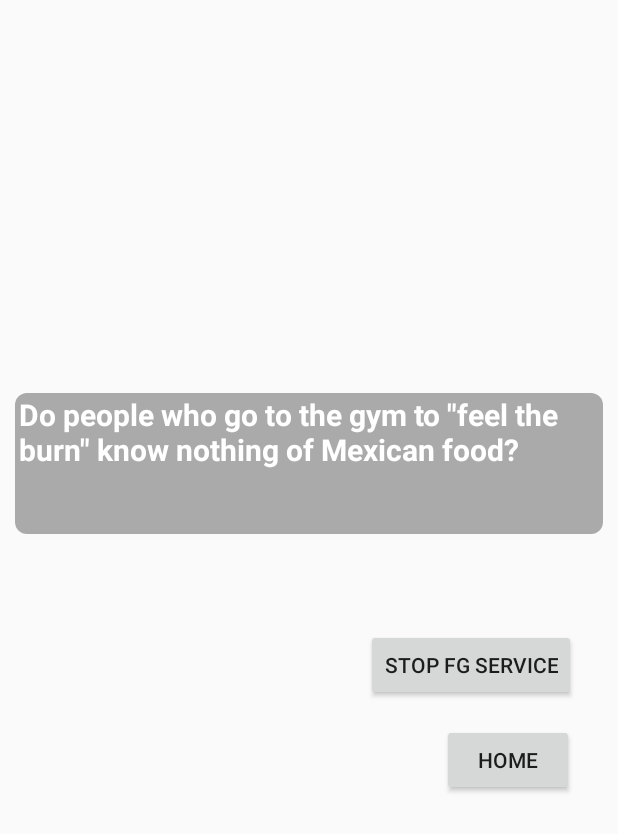
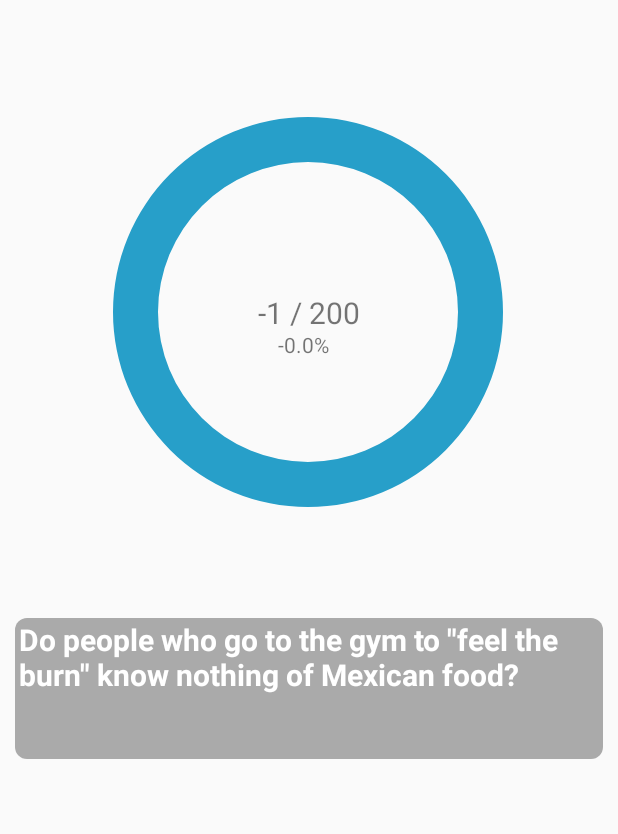
Before and after one commit to Agingalus/personalChef, an Android app: the MainActivity screen opened directly, with no data from a screen before it, on a phone screen of 412 x 824 dp, the part 402-1236 px from its top. Run offline under Robolectric (Android 15) with nearby library versions, the phone set to English and light mode, and no system bars; 1 statement that could not run was skipped.

Commit message:
added persent to progress bar, added progress bar to home screen

```diff
--- a/app/src/main/java/com/personalchef/mealplan/MainActivity.java
+++ b/app/src/main/java/com/personalchef/mealplan/MainActivity.java
@@ -5,33 +5,33 @@ import android.app.NotificationManager;
 import android.content.Intent;
 import android.os.Build;
 import android.os.Bundle;
-import android.view.LayoutInflater;
 import android.view.MenuItem;
 import android.view.View;
+import android.widget.ProgressBar;
 import android.widget.TextView;
 
-import androidx.annotation.NonNull;
 import androidx.appcompat.app.ActionBarDrawerToggle;
 import androidx.appcompat.app.AppCompatActivity;
+import androidx.appcompat.widget.Toolbar;
+import androidx.core.content.ContextCompat;
+import androidx.core.view.GravityCompat;
+import androidx.drawerlayout.widget.DrawerLayout;
 
-import androidx.core.content.ContextCompat;
-
+import com.google.android.material.navigation.NavigationView;
+import com.personalchef.mealplan.models.DatabaseHelper;
+import com.personalchef.mealplan.models.StepCalorieDetails;
 import com.personalchef.mealplan.models.User;
 import com.personalchef.mealplan.models.Utilities;
 import com.personalchef.mealplan.services.NotificationService;
 import com.personalchef.mealplan.services.StepsCalculatorService;
 
-import com.google.android.material.navigation.NavigationView;
-import androidx.appcompat.widget.Toolbar;
-import androidx.drawerlayout.widget.DrawerLayout;
-import androidx.core.view.GravityCompat;
-
-import androidx.fragment.app.Fragment;
-
 public class MainActivity extends AppCompatActivity implements NavigationView.OnNavigationItemSelectedListener  {
     public DrawerLayout drawer;
     public ActionBarDrawerToggle toggle;
     public NavigationView navView;
+    private StepCalorieDetails scDetail;
+    private int stepCount;
+
 
     @Override
     protected void onStart() {
@@ -45,7 +45,12 @@ public class MainActivity extends AppCompatActivity implements NavigationView.On
     protected void onCreate(Bundle savedInstanceState) {
         super.onCreate(savedInstanceState);
         setContentView(R.layout.activity_main);
+        DatabaseHelper helper = new DatabaseHelper(this);
+        scDetail = helper.getStepDetails();
+        scDetail.Calculate();
+        helper.close();
 
+        stepCount = scDetail.getTotalSteps();
         //Toolbar and Nav Drawer set up
         Toolbar toolbar = findViewById(R.id.toolbar);
         setSupportActionBar(toolbar);
@@ -71,6 +76,8 @@ public class MainActivity extends AppCompatActivity implements NavigationView.On
         TextView textViewjoke=findViewById(R.id.tv_textJoke);
         textViewjoke.setText(IOHelper.getJokeOfTheDay(this));
         System.out.println((u != null ? u.toString() : ""));
+        //makes the progress bar
+        populateProgress();
     }
 
 
@@ -182,6 +189,39 @@ public class MainActivity extends AppCompatActivity implements NavigationView.On
             }
         }catch (Exception ex) {}
     }
+    public  void populateProgress(){
+
+        // Retrieve Views
+        TextView stepCountV = findViewById(R.id.number_of_calories);
+        ProgressBar pieChart = findViewById(R.id.stats_progressbar);
+        TextView percentV = findViewById(R.id.percent);
+        double percent;
+
+        int progress = scDetail.getProgress();
+
+        pieChart.setProgress(progress);
+
+        Intent iin= getIntent();
+        Bundle b = iin.getExtras();
+        if(b!=null)
+        {
+            String j =(String) b.get("goal");
+            stepCountV.setText(stepCount + " / " + j);
+            int goal = Integer.parseInt(j);
+            percent = (double)stepCount/(double)goal;
+            percentV.setText(percent + "%");
+
+
+        }else{
+            stepCountV.setText(stepCount + " / " + 200);
+            percent = (double)stepCount/200;
+            percentV.setText(String.format("%.1f",percent) + "%");
+        }
+        //stepCountV.setText(stepCount + " / " + Utilities.goal);
+
+        return;
+
+    }
 
     @Override
     protected void onDestroy() {
--- a/app/src/main/java/com/personalchef/mealplan/StepCounterActivity.java
+++ b/app/src/main/java/com/personalchef/mealplan/StepCounterActivity.java
@@ -17,7 +17,6 @@ import androidx.drawerlayout.widget.DrawerLayout;
 import com.google.android.material.navigation.NavigationView;
 import com.personalchef.mealplan.models.DatabaseHelper;
 import com.personalchef.mealplan.models.StepCalorieDetails;
-import com.personalchef.mealplan.models.Utilities;
 
 import java.text.SimpleDateFormat;
 import java.util.Date;
@@ -76,6 +75,7 @@ public class StepCounterActivity extends AppCompatActivity implements Navigation
         TextView tv_aSteps = findViewById(R.id.avgSteps);
         TextView tvMiles = findViewById(R.id.tvMiles);
         ProgressBar pieChart = findViewById(R.id.stats_progressbar);
+        TextView percentV = findViewById(R.id.percent);
 
         // Set Values to text views
         String currentDate = new SimpleDateFormat("dd-MM-yyyy", Locale.getDefault()).format(new Date());
@@ -102,10 +102,20 @@ public class StepCounterActivity extends AppCompatActivity implements Navigation
         Intent iin= getIntent();
         Bundle b = iin.getExtras();
 
+        double percent;
         if(b!=null)
         {
             String j =(String) b.get("goal");
             stepCountV.setText(stepCount + " / " + j);
+            int goal = Integer.parseInt(j);
+            percent = (double)stepCount/(double)goal;
+            percentV.setText(percent + "%");
+
+
+        }else{
+            stepCountV.setText(stepCount + " / " + 200);
+            percent = (double)stepCount/200;
+            percentV.setText(String.format("%.1f",percent) + "%");
         }
 
         //stepCountV.setText(stepCount + " / " + Utilities.goal);
--- a/app/src/main/res/layout/activity_main.xml
+++ b/app/src/main/res/layout/activity_main.xml
@@ -27,17 +27,53 @@
             app:layout_constraintTop_toTopOf="parent"
             app:srcCompat="@drawable/main_logo" />
 
-        <Button
-            android:id="@+id/button2"
+    <ProgressBar
+        android:id="@+id/background_progressbar"
+        style="?android:attr/progressBarStyleHorizontal"
+        android:layout_width="300dp"
+        android:layout_height="300dp"
+        android:layout_marginTop="11dp"
+        android:layout_marginBottom="152dp"
+        android:indeterminate="false"
+        android:max="100"
+        android:progress="100"
+        android:progressDrawable="@drawable/stats_full"
+        app:layout_constraintBottom_toBottomOf="parent"
+        app:layout_constraintEnd_toEndOf="parent"
+        app:layout_constraintHorizontal_bias="0.495"
+        app:layout_constraintStart_toStartOf="parent"
+        app:layout_constraintTop_toBottomOf="@+id/imageView" />
+
+    <ProgressBar
+        android:id="@+id/stats_progressbar"
+        style="?android:attr/progressBarStyleHorizontal"
+        android:layout_width="300dp"
+        android:layout_height="300dp"
+        android:layout_marginTop="11dp"
+        android:layout_marginBottom="152dp"
+        android:indeterminate="false"
+        android:max="100"
+        android:progress="25"
+        android:progressDrawable="@drawable/stats_progress"
+        app:layout_constraintBottom_toBottomOf="parent"
+        app:layout_constraintEnd_toEndOf="parent"
+        app:layout_constraintHorizontal_bias="0.495"
+        app:layout_constraintStart_toStartOf="parent"
+
+        app:layout_constraintTop_toBottomOf="@+id/imageView"
+        app:layout_constraintVertical_bias="0.0" />
+
+    <TextView
+        android:id="@+id/number_of_calories"
         android:layout_width="wrap_content"
         android:layout_height="wrap_content"
-            android:layout_marginBottom="25dp"
-            android:onClick="onButtonClick"
-            android:text="@string/home"
-            app:layout_constraintBottom_toBottomOf="parent"
+        android:text="1500/2000"
+        android:textSize="20sp"
+        app:layout_constraintBottom_toBottomOf="@+id/background_progressbar"
         app:layout_constraintEnd_toEndOf="parent"
-            app:layout_constraintHorizontal_bias="0.91"
-            app:layout_constraintStart_toStartOf="parent" />
+        app:layout_constraintStart_toStartOf="parent"
+        app:layout_constraintTop_toTopOf="@+id/background_progressbar" />
+
 
     <TextView
         android:id="@+id/tv_textJoke"
@@ -45,7 +81,7 @@
         android:layout_height="94dp"
         android:layout_marginStart="10dp"
         android:layout_marginEnd="10dp"
-            android:layout_marginBottom="200dp"
+        android:layout_marginBottom="50dp"
         android:background="@drawable/rounded_rectangle"
         android:textColor="@color/white"
         android:textSize="20sp"
@@ -55,16 +91,21 @@
         app:layout_constraintHorizontal_bias="0.0"
         app:layout_constraintStart_toStartOf="parent" />
 
-        <Button
-            android:id="@+id/stopFgService"
-            android:layout_width="wrap_content"
-            android:layout_height="wrap_content"
-            android:layout_marginEnd="28dp"
-            android:layout_marginBottom="15dp"
-            android:onClick="stopForegroundService"
-            android:text="Stop FG SErvice"
-            app:layout_constraintBottom_toTopOf="@+id/button2"
-            app:layout_constraintEnd_toEndOf="parent" />
+    <TextView
+        android:id="@+id/percent"
+        android:layout_width="40dp"
+        android:layout_height="30dp"
+
+        android:layout_marginTop="150dp"
+        android:layout_marginBottom="108dp"
+        android:text="0%"
+        app:layout_constraintBottom_toBottomOf="@+id/background_progressbar"
+        app:layout_constraintEnd_toEndOf="parent"
+        app:layout_constraintHorizontal_bias="0.498"
+        app:layout_constraintStart_toStartOf="parent"
+
+        app:layout_constraintTop_toTopOf="@+id/background_progressbar"
+        app:layout_constraintVertical_bias="1.0" />
 
 
 </androidx.constraintlayout.widget.ConstraintLayout>
--- a/app/src/main/res/layout/activity_step_counter.xml
+++ b/app/src/main/res/layout/activity_step_counter.xml
@@ -290,7 +290,7 @@
             android:id="@+id/number_of_calories"
             android:layout_width="wrap_content"
             android:layout_height="wrap_content"
-            android:text="1500/2000"
+            android:text="/2000"
             android:textSize="20sp"
             app:layout_constraintBottom_toBottomOf="@+id/background_progressbar"
             app:layout_constraintEnd_toEndOf="parent"
@@ -307,6 +307,21 @@
             android:text="@string/home"
             app:layout_constraintBottom_toBottomOf="parent"
             app:layout_constraintEnd_toEndOf="parent" />-->
+        <TextView
+            android:id="@+id/percent"
+            android:layout_width="40dp"
+            android:layout_height="30dp"
+
+            android:layout_marginTop="150dp"
+            android:layout_marginBottom="108dp"
+            android:text="0%"
+            app:layout_constraintBottom_toBottomOf="@+id/background_progressbar"
+            app:layout_constraintEnd_toEndOf="parent"
+            app:layout_constraintHorizontal_bias="0.498"
+            app:layout_constraintStart_toStartOf="parent"
+
+            app:layout_constraintTop_toTopOf="@+id/background_progressbar"
+            app:layout_constraintVertical_bias="1.0" />
 
     </androidx.constraintlayout.widget.ConstraintLayout>
 
```
Lines whose indentation alone changed are shown as unchanged.
